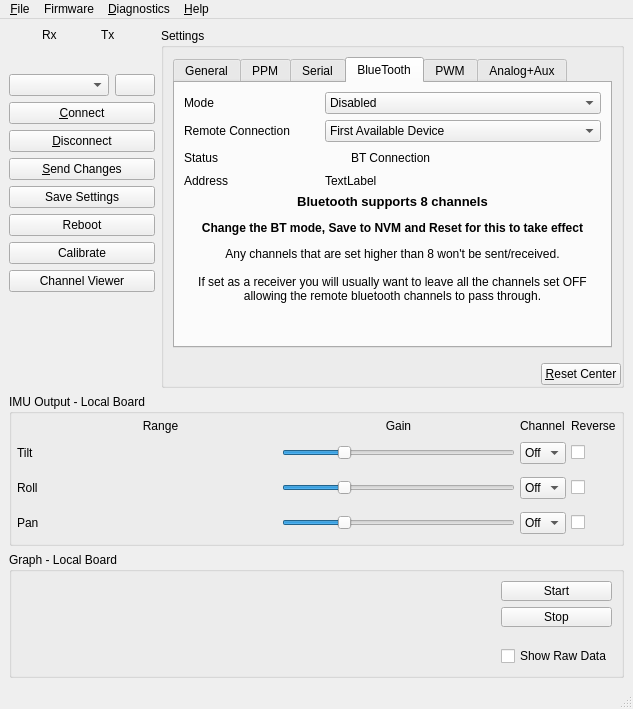
Above: gui/src/mainwindow.ui from dlktdr/HeadTracker before the change. Below: the same form after it.
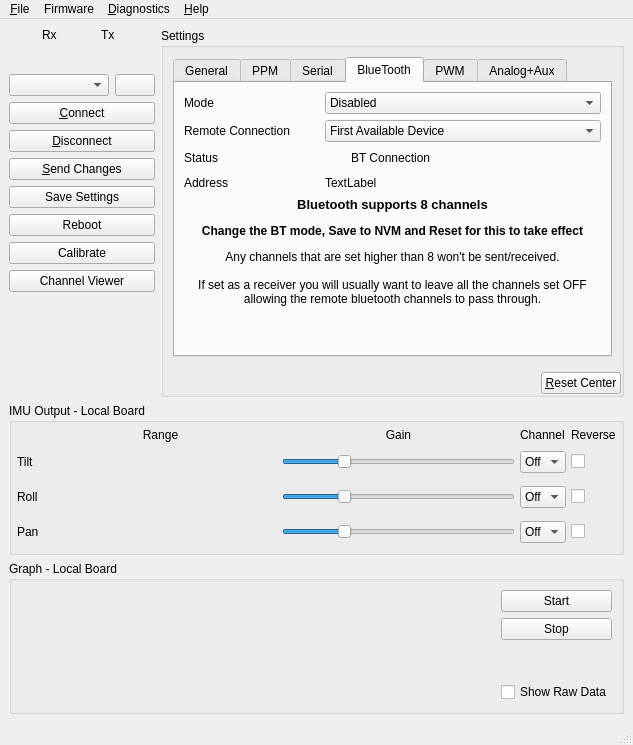
That is the form after the change. The open tabs and pages were chosen to show the change. Icons and pictures are not drawn. Custom widgets are drawn as their Qt base class.

Commit message: Bold output disabled in GUI for visibility

The edit to the form file:
```diff
--- a/gui/src/mainwindow.ui
+++ b/gui/src/mainwindow.ui
@@ -6,8 +6,8 @@
    <rect>
     <x>0</x>
     <y>0</y>
-    <width>580</width>
-    <height>697</height>
+    <width>623</width>
+    <height>745</height>
    </rect>
   </property>
   <property name="sizePolicy">
```
Left out of the diff: 11 changed lines with no effect on the pictures. The commit also changes 1 other file.
